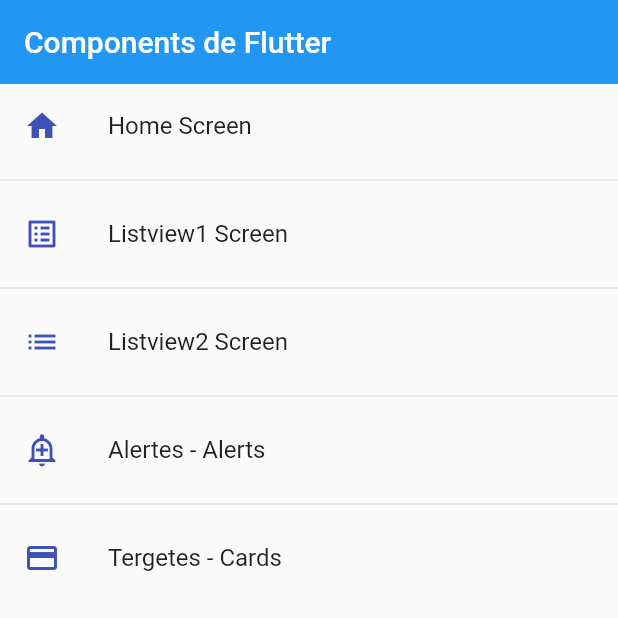
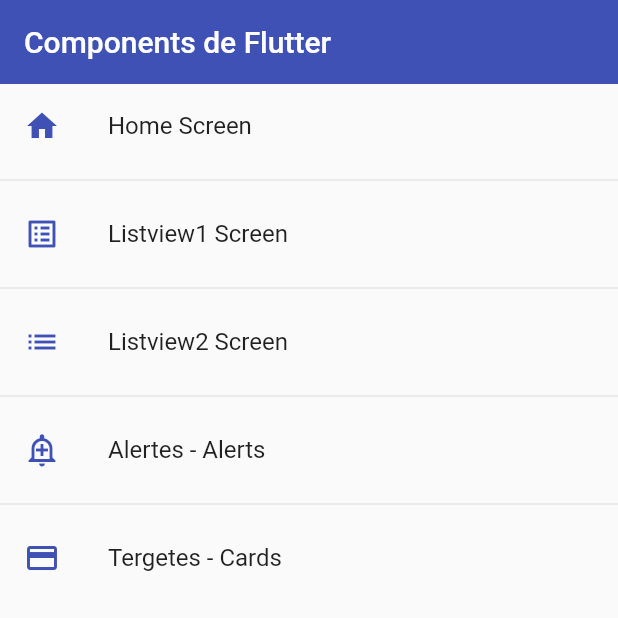
Before and after one commit to sitnesTIC/flutter_applications, a Flutter app: the screen it shows after launch, on a phone screen of 412 x 824 dp, the top half of it. Run offline on Flutter 3.47's test engine with Material 2 defaults, Android fonts, the phone set to English and light mode, and no system bars.

Commit message:
Tema global para la aplicación

```diff
--- a/lib/main.dart
+++ b/lib/main.dart
@@ -11,10 +11,17 @@
   @override
   Widget build(BuildContext context) {
     return MaterialApp(
-        debugShowCheckedModeBanner: true,
-        title: 'Components App',
-        initialRoute: AppRoutes.initialRoute,
-        routes: AppRoutes.getAppRoutes(),
-        onGenerateRoute: AppRoutes.onGenerateRoute);
+      debugShowCheckedModeBanner: true,
+      title: 'Components App',
+      initialRoute: AppRoutes.initialRoute,
+      routes: AppRoutes.getAppRoutes(),
+      onGenerateRoute: AppRoutes.onGenerateRoute,
+      theme: ThemeData.light().copyWith(
+          primaryColor: Colors.indigo,
+          appBarTheme: AppBarTheme(
+            color: Colors.indigo,
+            elevation: 0,
+          )),
+    );
   }
 }
--- a/lib/screens/home_screen.dart
+++ b/lib/screens/home_screen.dart
@@ -10,7 +10,6 @@
     return Scaffold(
         appBar: AppBar(
           title: const Text('Components de Flutter'),
-          elevation: 0,
         ),
         body: ListView.separated(
             itemBuilder: (context, index) => ListTile(
--- a/lib/screens/listview2_screen.dart
+++ b/lib/screens/listview2_screen.dart
@@ -9,8 +9,6 @@
     return Scaffold(
         appBar: AppBar(
           title: const Text('Listview Tipo 2'),
-          elevation: 0,
-          backgroundColor: Colors.indigo,
         ),
         body: ListView.separated(
           itemCount: options.length,
```
